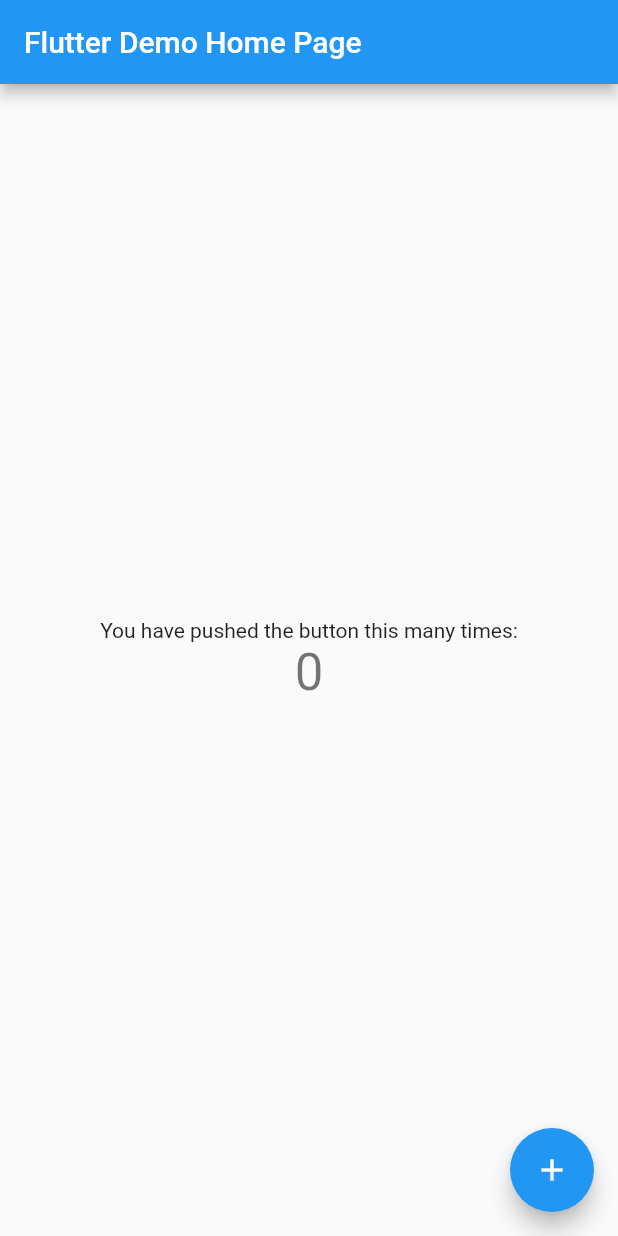
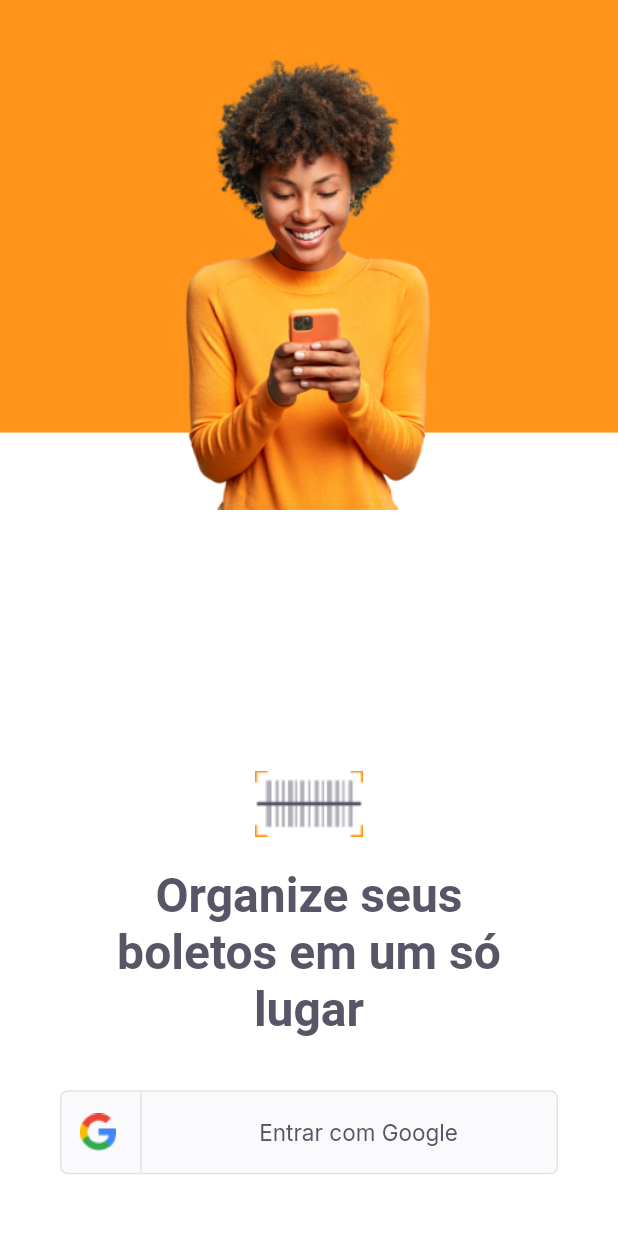
Before and after one commit to leo-mcarvalho/payflow, a Flutter app: the screen it shows after launch, on a phone screen of 412 x 824 dp. Run offline on Flutter 3.47's test engine with Material 2 defaults, Android fonts, the phone set to English and light mode, and no system bars; our stand-ins replace google_fonts.

Commit message:
adicionada a pagina de login e splash e criada a pagina home

```diff
--- a/lib/main.dart
+++ b/lib/main.dart
@@ -1,115 +1,23 @@
 import 'package:flutter/material.dart';
+import 'package:payflow/modules/splash/splash_page.dart';
+import 'package:payflow/shared/themes/app_colors.dart';
+
+import 'modules/login/login_page.dart';
 
 void main() {
-  runApp(const MyApp());
+  runApp(AppWidget());
 }
 
-class MyApp extends StatelessWidget {
-  const MyApp({Key? key}) : super(key: key);
-
-  // This widget is the root of your application.
+class AppWidget extends StatelessWidget {
   @override
   Widget build(BuildContext context) {
     return MaterialApp(
-      title: 'Flutter Demo',
+      debugShowCheckedModeBanner: false,
+      title: 'Pay Flow',
       theme: ThemeData(
-        // This is the theme of your application.
-        //
-        // Try running your application with "flutter run". You'll see the
-        // application has a blue toolbar. Then, without quitting the app, try
-        // changing the primarySwatch below to Colors.green and then invoke
-        // "hot reload" (press "r" in the console where you ran "flutter run",
-        // or simply save your changes to "hot reload" in a Flutter IDE).
-        // Notice that the counter didn't reset back to zero; the application
-        // is not restarted.
-        primarySwatch: Colors.blue,
+        primaryColor: AppColors.primary,
       ),
-      home: const MyHomePage(title: 'Flutter Demo Home Page'),
+      home: LoginPage(),
     );
   }
 }
-
-class MyHomePage extends StatefulWidget {
-  const MyHomePage({Key? key, required this.title}) : super(key: key);
-
-  // This widget is the home page of your application. It is stateful, meaning
-  // that it has a State object (defined below) that contains fields that affect
-  // how it looks.
-
-  // This class is the configuration for the state. It holds the values (in this
-  // case the title) provided by the parent (in this case the App widget) and
-  // used by the build method of the State. Fields in a Widget subclass are
-  // always marked "final".
-
-  final String title;
-
-  @override
-  State<MyHomePage> createState() => _MyHomePageState();
-}
-
-class _MyHomePageState extends State<MyHomePage> {
-  int _counter = 0;
-
-  void _incrementCounter() {
-    setState(() {
-      // This call to setState tells the Flutter framework that something has
-      // changed in this State, which causes it to rerun the build method below
-      // so that the display can reflect the updated values. If we changed
-      // _counter without calling setState(), then the build method would not be
-      // called again, and so nothing would appear to happen.
-      _counter++;
-    });
-  }
-
-  @override
-  Widget build(BuildContext context) {
-    // This method is rerun every time setState is called, for instance as done
-    // by the _incrementCounter method above.
-    //
-    // The Flutter framework has been optimized to make rerunning build methods
-    // fast, so that you can just rebuild anything that needs updating rather
-    // than having to individually change instances of widgets.
-    return Scaffold(
-      appBar: AppBar(
-        // Here we take the value from the MyHomePage object that was created by
-        // the App.build method, and use it to set our appbar title.
-        title: Text(widget.title),
-      ),
-      body: Center(
-        // Center is a layout widget. It takes a single child and positions it
-        // in the middle of the parent.
-        child: Column(
-          // Column is also a layout widget. It takes a list of children and
-          // arranges them vertically. By default, it sizes itself to fit its
-          // children horizontally, and tries to be as tall as its parent.
-          //
-          // Invoke "debug painting" (press "p" in the console, choose the
-          // "Toggle Debug Paint" action from the Flutter Inspector in Android
-          // Studio, or the "Toggle Debug Paint" command in Visual Studio Code)
-          // to see the wireframe for each widget.
-          //
-          // Column has various properties to control how it sizes itself and
-          // how it positions its children. Here we use mainAxisAlignment to
-          // center the children vertically; the main axis here is the vertical
-          // axis because Columns are vertical (the cross axis would be
-          // horizontal).
-          mainAxisAlignment: MainAxisAlignment.center,
-          children: <Widget>[
-            const Text(
-              'You have pushed the button this many times:',
-            ),
-            Text(
-              '$_counter',
-              style: Theme.of(context).textTheme.headline4,
-            ),
-          ],
-        ),
-      ),
-      floatingActionButton: FloatingActionButton(
-        onPressed: _incrementCounter,
-        tooltip: 'Increment',
-        child: const Icon(Icons.add),
-      ), // This trailing comma makes auto-formatting nicer for build methods.
-    );
-  }
-}
--- /dev/null
+++ b/lib/modules/home/home_page.dart
@@ -0,0 +1,14 @@
+import 'package:flutter/material.dart';
+
+class HomePage extends StatelessWidget {
+  const HomePage({Key? key}) : super(key: key);
+
+  @override
+  Widget build(BuildContext context) {
+    return Scaffold(
+      appBar: AppBar(
+        title: Text("HomePage"),
+      ),
+    );
+  }
+}
--- /dev/null
+++ b/lib/modules/login/login_page.dart
@@ -0,0 +1,75 @@
+import 'package:flutter/material.dart';
+import 'package:payflow/shared/themes/app_colors.dart';
+import 'package:payflow/shared/themes/app_images.dart';
+import 'package:payflow/shared/themes/app_text_styles.dart';
+import 'package:payflow/shared/widgets/social_login/social_login_button.dart';
+
+class LoginPage extends StatefulWidget {
+  LoginPage({Key? key}) : super(key: key);
+
+  @override
+  _LoginPageState createState() => _LoginPageState();
+}
+
+class _LoginPageState extends State<LoginPage> {
+  @override
+  Widget build(BuildContext context) {
+    final size = MediaQuery.of(context).size;
+    return Scaffold(
+      backgroundColor: AppColors.background,
+      body: Container(
+        width: size.width,
+        height: size.height,
+        child: Stack(
+          children: [
+            Container(
+              width: size.width,
+              height: size.height * 0.35,
+              color: AppColors.primary,
+            ),
+            Positioned(
+                top: 40,
+                left: 0,
+                right: 0,
+                child: Image.asset(
+                  AppImages.person,
+                  width: 208,
+                  height: 300,
+                )),
+            Positioned(
+              bottom: size.height * 0.05,
+              left: 0,
+              right: 0,
+              child: Column(
+                mainAxisAlignment: MainAxisAlignment.center,
+                crossAxisAlignment: CrossAxisAlignment.center,
+                children: [
+                  Image.asset(AppImages.logomini),
+                  Padding(
+                    padding:
+                        const EdgeInsets.only(top: 20, left: 70, right: 70),
+                    child: Text("Organize seus boletos em um só lugar",
+                        textAlign: TextAlign.center,
+                        style: TextStyles.titleHome),
+                  ),
+                  Padding(
+                    padding: const EdgeInsets.only(
+                      left: 40,
+                      right: 40,
+                      top: 35,
+                    ),
+                    child: SocialLoginButton(
+                      onTap: () {
+                        print("Click");
+                      },
+                    ),
+                  ),
+                ],
+              ),
+            )
+          ],
+        ),
+      ),
+    );
+  }
+}
--- /dev/null
+++ b/lib/modules/splash/splash_page.dart
@@ -0,0 +1,20 @@
+import 'package:flutter/material.dart';
+import 'package:payflow/shared/themes/app_colors.dart';
+import 'package:payflow/shared/themes/app_images.dart';
+
+class SplashPage extends StatelessWidget {
+  const SplashPage({Key? key}) : super(key: key);
+
+  @override
+  Widget build(BuildContext context) {
+    return Scaffold(
+      backgroundColor: AppColors.background,
+      body: Stack(
+        children: [
+          Center(child: Image.asset(AppImages.union)),
+          Center(child: Image.asset(AppImages.logoFull)),
+        ],
+      ),
+    );
+  }
+}
--- a/lib/shared/themes/app_text_styles.dart
+++ b/lib/shared/themes/app_text_styles.dart
@@ -3,7 +3,7 @@ import 'package:google_fonts/google_fonts.dart';
 
 import 'app_colors.dart';
 
-class AppTextStyles {
+class TextStyles {
   static final titleHome = GoogleFonts.lexendDeca(
     fontSize: 32,
     fontWeight: FontWeight.w600,
--- /dev/null
+++ b/lib/shared/widgets/social_login/social_login_button.dart
@@ -0,0 +1,54 @@
+import 'package:flutter/material.dart';
+import 'package:payflow/shared/themes/app_colors.dart';
+import 'package:payflow/shared/themes/app_images.dart';
+import 'package:payflow/shared/themes/app_text_styles.dart';
+
+class SocialLoginButton extends StatelessWidget {
+  final VoidCallback onTap;
+  const SocialLoginButton({Key? key, required this.onTap}) : super(key: key);
+
+  @override
+  Widget build(BuildContext context) {
+    return InkWell(
+      onTap: onTap,
+      child: Container(
+        height: 56,
+        decoration: BoxDecoration(
+          color: AppColors.shape,
+          borderRadius: BorderRadius.circular(5),
+          border: Border.fromBorderSide(BorderSide(color: AppColors.stroke)),
+        ),
+        child: Row(
+          children: [
+            Expanded(
+                flex: 1,
+                child: Row(
+                  mainAxisAlignment: MainAxisAlignment.center,
+                  children: [
+                    Image.asset(AppImages.google),
+                    SizedBox(
+                      width: 16,
+                    ),
+                    Container(
+                      height: 56,
+                      width: 1,
+                      color: AppColors.stroke,
+                    )
+                  ],
+                )),
+            Expanded(
+              flex: 4,
+              child:
+                  Row(mainAxisAlignment: MainAxisAlignment.center, children: [
+                Text(
+                  "Entrar com Google",
+                  style: TextStyles.buttonGray,
+                ),
+              ]),
+            ),
+          ],
+        ),
+      ),
+    );
+  }
+}
```
Also changed, not shown: 1 other file.
